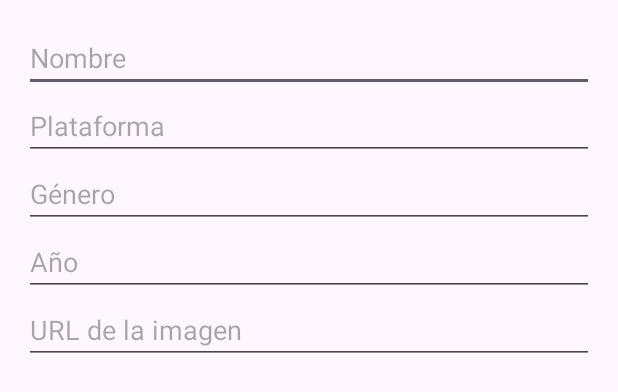
After one commit to Cristianps17/RetroVaultCristianPadilla, an Android app: the layout dialog_juego.xml on its own in the app's theme, with its tools: preview values and no code run, on a phone screen of 412 x 824 dp. The commit adds this screen. Shown: the top 392 px of the screen. Run offline under Robolectric (Android 15) with nearby library versions, the phone set to English and light mode, and no system bars.

Commit message:
Versión 1.2.- Esta versión, es el crud completo con alta, edición y borrado.

```diff
--- a/app/src/main/AndroidManifest.xml
+++ b/app/src/main/AndroidManifest.xml
@@ -14,7 +14,7 @@
         android:supportsRtl="true"
         android:theme="@style/Theme.RetroVaultCristianPadilla">
         <activity
-            android:name=".MainActivity"
+            android:name=".LoginActivity"
             android:exported="true">
             <intent-filter>
                 <action android:name="android.intent.action.MAIN" />
@@ -22,6 +22,7 @@
                 <category android:name="android.intent.category.LAUNCHER" />
             </intent-filter>
         </activity>
+        <activity android:name=".MainActivity" />
     </application>
 
 </manifest>
--- /dev/null
+++ b/app/src/main/res/layout/dialog_juego.xml
@@ -0,0 +1,39 @@
+<?xml version="1.0" encoding="utf-8"?>
+<LinearLayout xmlns:android="http://schemas.android.com/apk/res/android"
+    android:layout_width="match_parent"
+    android:layout_height="wrap_content"
+    android:orientation="vertical"
+    android:padding="16dp">
+
+    <EditText
+        android:id="@+id/edit_nombre"
+        android:layout_width="match_parent"
+        android:layout_height="wrap_content"
+        android:hint="Nombre" />
+
+    <EditText
+        android:id="@+id/edit_plataforma"
+        android:layout_width="match_parent"
+        android:layout_height="wrap_content"
+        android:hint="Plataforma" />
+
+    <EditText
+        android:id="@+id/edit_genero"
+        android:layout_width="match_parent"
+        android:layout_height="wrap_content"
+        android:hint="Género" />
+
+    <EditText
+        android:id="@+id/edit_anio"
+        android:layout_width="match_parent"
+        android:layout_height="wrap_content"
+        android:hint="Año"
+        android:inputType="number" />
+
+    <EditText
+        android:id="@+id/edit_imagen_url"
+        android:layout_width="match_parent"
+        android:layout_height="wrap_content"
+        android:hint="URL de la imagen" />
+
+</LinearLayout>
```
Also changed, not shown: app/src/main/java/com/example/retrovaultcristianpadilla/JuegoController.kt (+11 -0 lines), app/src/main/java/com/example/retrovaultcristianpadilla/LoginActivity.kt (added, +31 -0 lines), app/src/main/java/com/example/retrovaultcristianpadilla/MainActivity.kt (+46 -2 lines), app/src/main/res/layout/activity_login.xml (added, +41 -0 lines).
